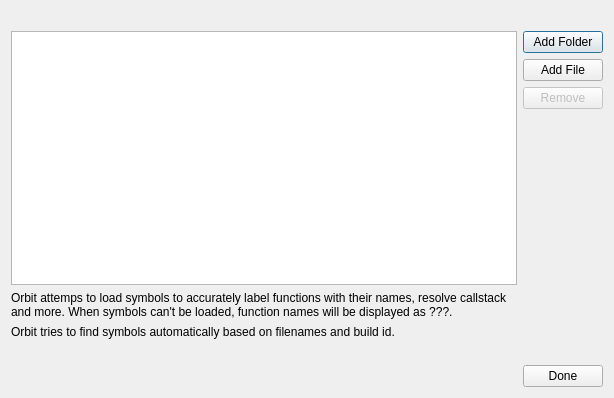
The window that src/ConfigWidgets/SymbolsDialog.ui (google/orbit) describes before a commit, drawn with Qt 5.
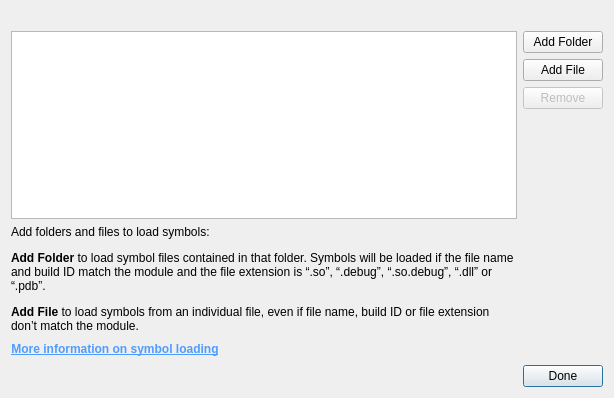
The same window after the commit.

Commit message:
Adds more Info button to Symbol Locations
go/stadia-orbit-symbol-loading-explanatory-wording

```diff
--- a/src/ConfigWidgets/SymbolsDialog.ui
+++ b/src/ConfigWidgets/SymbolsDialog.ui
@@ -14,6 +14,53 @@
    <string>Symbol Locations</string>
   </property>
   <layout class="QGridLayout" name="gridLayout">
+   <item row="1" column="0">
+    <widget class="QListWidget" name="listWidget"/>
+   </item>
+   <item row="4" column="1">
+    <widget class="QPushButton" name="doneButton">
+     <property name="text">
+      <string>Done</string>
+     </property>
+    </widget>
+   </item>
+   <item row="3" column="0">
+    <layout class="QHBoxLayout" name="horizontalLayout_3">
+     <item>
+      <widget class="QPushButton" name="moreInfoButton">
+       <property name="styleSheet">
+        <string notr="true">border: none; color: #4F9CFF; font-weight: bold; text-decoration: underline</string>
+       </property>
+       <property name="text">
+        <string>More information on symbol loading</string>
+       </property>
+      </widget>
+     </item>
+     <item>
+      <spacer name="horizontalSpacer_2">
+       <property name="orientation">
+        <enum>Qt::Horizontal</enum>
+       </property>
+       <property name="sizeHint" stdset="0">
+        <size>
+         <width>40</width>
+         <height>20</height>
+        </size>
+       </property>
+      </spacer>
+     </item>
+    </layout>
+   </item>
+   <item row="2" column="0">
+    <widget class="QLabel" name="label">
+     <property name="text">
+      <string>&lt;html&gt;&lt;head/&gt;&lt;body&gt;&lt;p&gt;Add folders and files to load symbols:&lt;/p&gt;&lt;p&gt;&lt;span style=&quot; font-weight:600;&quot;&gt;Add Folder&lt;/span&gt; to load symbol files contained in that folder. Symbols will be loaded if the file name and build ID match the module and the file extension is “.so”, “.debug”, “.so.debug”, “.dll” or “.pdb”.&lt;/p&gt;&lt;p&gt;&lt;span style=&quot; font-weight:600;&quot;&gt;Add File&lt;/span&gt; to load symbols from an individual file, even if file name, build ID or file extension don’t match the module. &lt;/p&gt;&lt;/body&gt;&lt;/html&gt;</string>
+     </property>
+     <property name="wordWrap">
+      <bool>true</bool>
+     </property>
+    </widget>
+   </item>
    <item row="1" column="1">
     <layout class="QVBoxLayout" name="verticalLayout">
      <item>
@@ -55,50 +102,6 @@
      </item>
     </layout>
    </item>
-   <item row="3" column="0">
-    <widget class="QLabel" name="label_2">
-     <property name="text">
-      <string>Orbit tries to find symbols automatically based on filenames and build id.</string>
-     </property>
-    </widget>
-   </item>
-   <item row="1" column="0">
-    <widget class="QListWidget" name="listWidget"/>
-   </item>
-   <item row="4" column="0">
-    <layout class="QHBoxLayout" name="horizontalLayout_3">
-     <item>
-      <spacer name="horizontalSpacer_2">
-       <property name="orientation">
-        <enum>Qt::Horizontal</enum>
-       </property>
-       <property name="sizeHint" stdset="0">
-        <size>
-         <width>40</width>
-         <height>20</height>
-        </size>
-       </property>
-      </spacer>
-     </item>
-    </layout>
-   </item>
-   <item row="2" column="0">
-    <widget class="QLabel" name="label">
-     <property name="text">
-      <string>Orbit attemps to load symbols to accurately label functions with their names, resolve callstack and more. When symbols can't be loaded, function names will be displayed as ???.</string>
-     </property>
-     <property name="wordWrap">
-      <bool>true</bool>
-     </property>
-    </widget>
-   </item>
-   <item row="5" column="1">
-    <widget class="QPushButton" name="doneButton">
-     <property name="text">
-      <string>Done</string>
-     </property>
-    </widget>
-   </item>
    <item row="0" column="0">
     <widget class="QLabel" name="moduleHeadlineLabel">
      <property name="visible">
```
Left out of the diff: 24 changed lines with no effect on the pictures. The commit also changes 3 other files.
